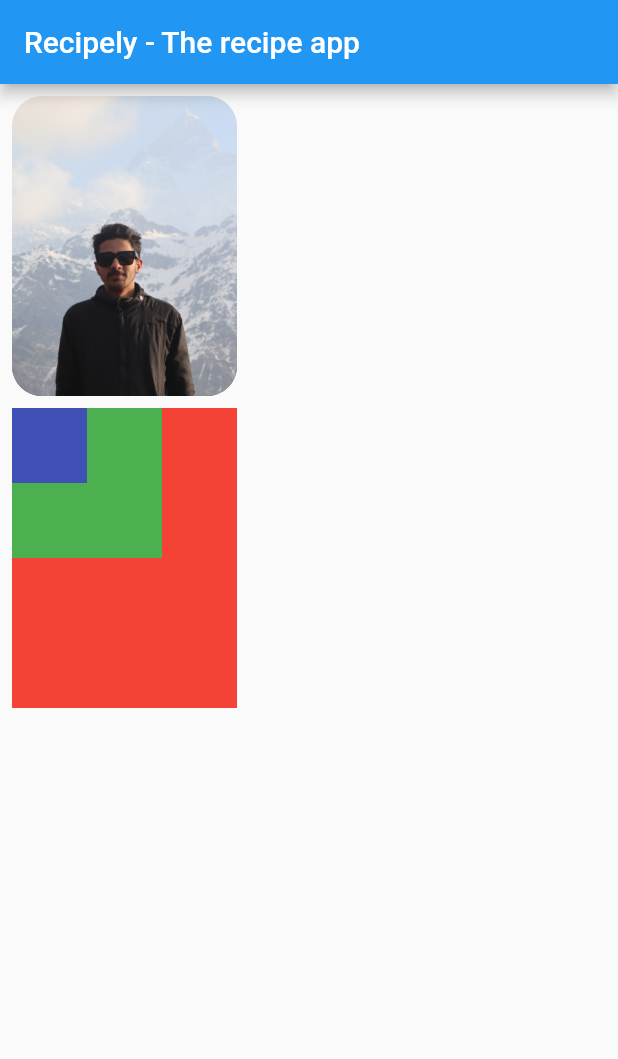
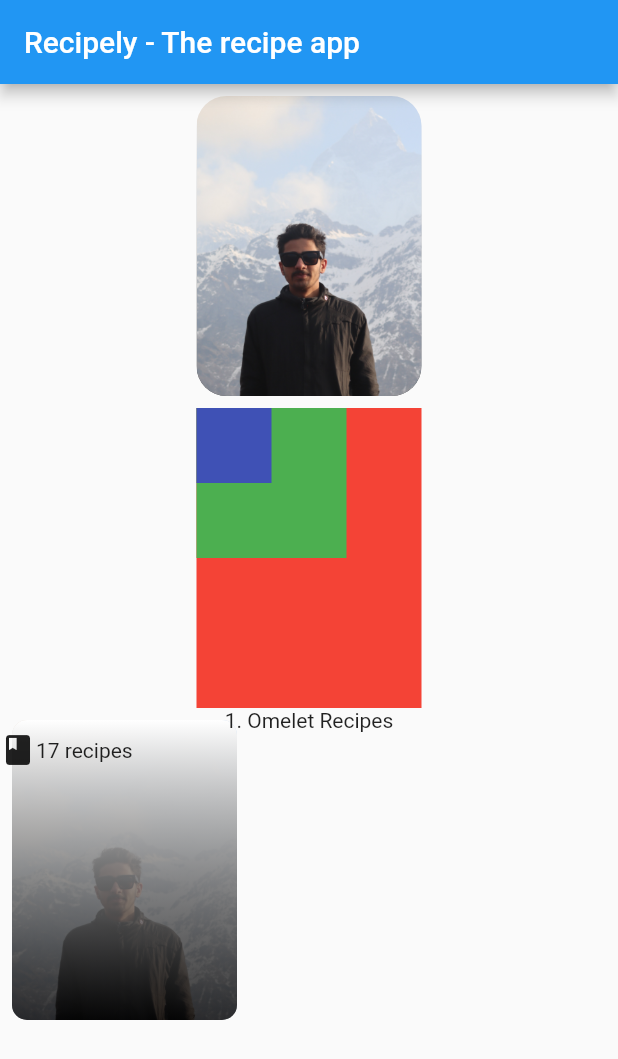
Before and after one commit to lostidol355/cfc_dang_flutter_day2, a Flutter app: the screen it shows after launch, on a phone screen of 412 x 824 dp. Shown: the top 1059 px of the screen. Run offline on Flutter 3.47's test engine with Material 2 defaults, Android fonts, the phone set to English and light mode, and no system bars.

Commit message:
stack demo

```diff
--- a/lib/home_screen.dart
+++ b/lib/home_screen.dart
@@ -39,9 +39,57 @@ class HomeScreen extends StatelessWidget {
               Container(height: 100, width: 100, color: Colors.green),
               Container(height: 50, width: 50, color: Colors.indigo),
             ],
+          ),
+          Stack(
+            children: [
+              Padding(
+                padding: const EdgeInsets.all(8.0),
+                child: ClipRRect(
+                  borderRadius: BorderRadius.circular(10),
+                  child: Container(
+                    height: 200,
+                    width: 150,
+                    // decoration: BoxDecoration(border: Border.all()),
+                    child: Image(
+                      image: AssetImage(
+                        "assets/images/bibek.jpg",
+                      ),
+                      fit: BoxFit.cover,
+                    ),
+                  ),
+                ),
+              ),
+              Padding(
+                padding: const EdgeInsets.all(8.0),
+                child: ClipRRect(
+                  borderRadius: BorderRadius.circular(10),
+                  child: Container(
+                    height: 200,
+                    width: 150,
+                    decoration: BoxDecoration(
+                        gradient: LinearGradient(
+                            begin: Alignment.bottomCenter,
+                            end: Alignment.topCenter,
+                            colors: [
+                          Colors.black.withOpacity(0.7),
+                          Colors.white,
+                        ])),
+                  ),
+                ),
+              ),
+              Column(
+                children: [
+                  Text("1. Omelet Recipes"),
+                  Row(
+                    children: [Icon(Icons.book), Text("17 recipes")],
+                  )
+                ],
+              )
+            ],
           )
         ],
       ),
+
       // body: ListView(
       //     children: List.generate(
       //         participantsName.length,
```
